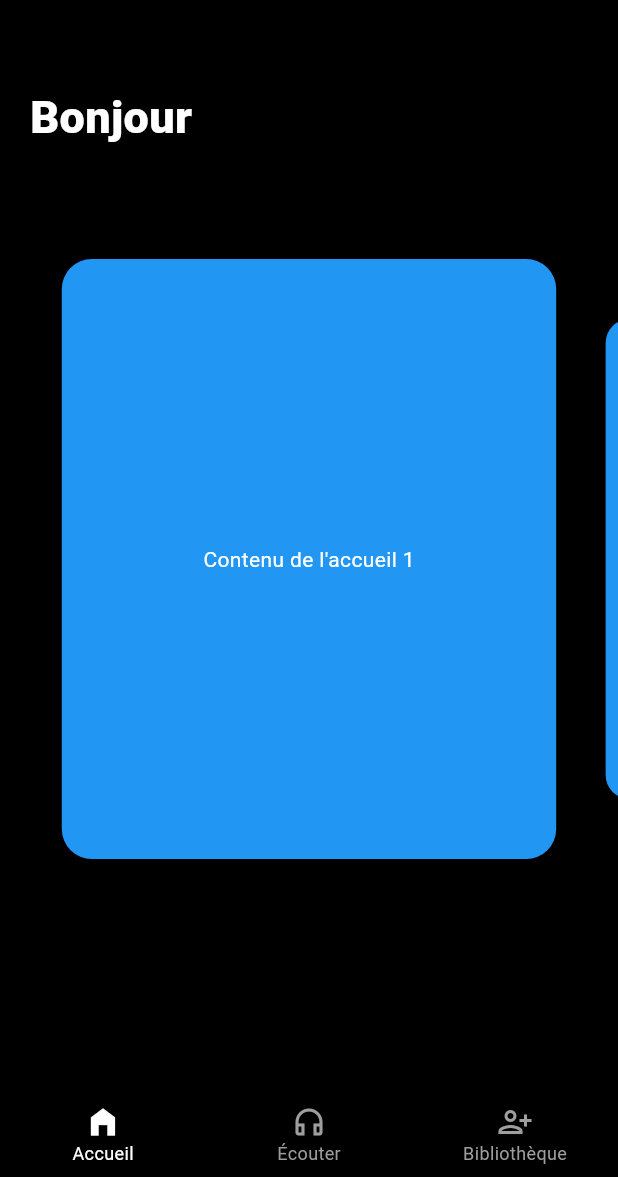
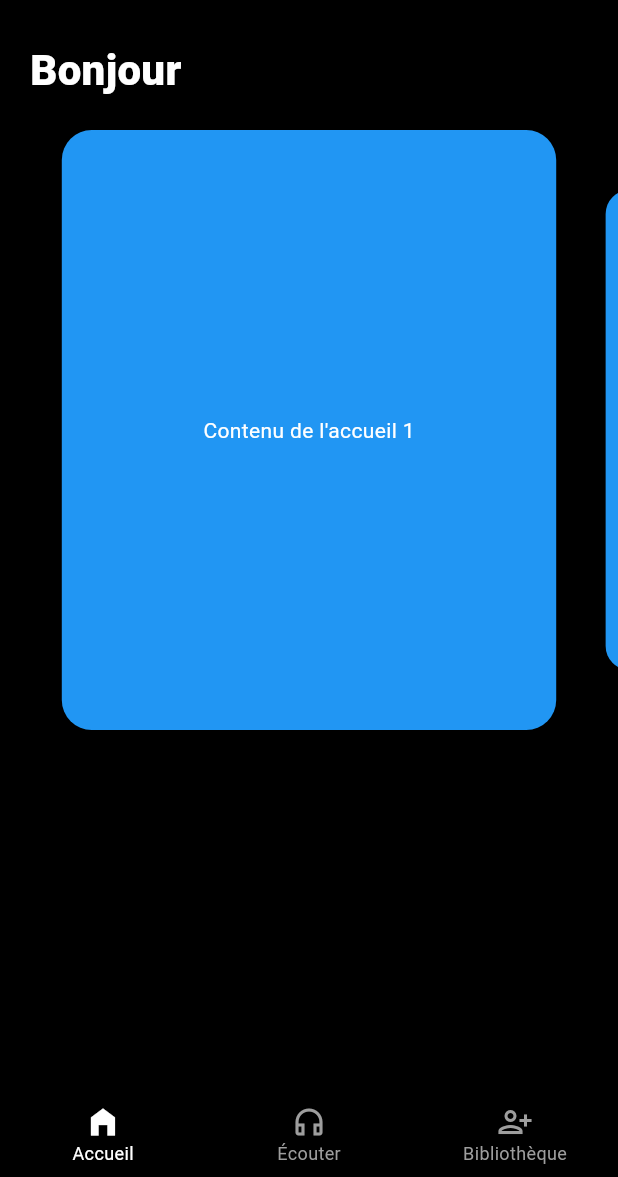
Before and after one commit to JulesNyom/Saga, a Flutter app: the screen it shows after launch, on a phone screen of 412 x 824 dp, the part 59-1236 px from its top. Run offline on Flutter 3.47's test engine with Material 3 defaults, Android fonts, the phone set to English and light mode, and no system bars.

Commit message:
Positionned correctly elements

```diff
--- a/saga/lib/screens/tab_screens/home.dart
+++ b/saga/lib/screens/tab_screens/home.dart
@@ -46,19 +46,22 @@ class _HomeState extends State<Home> {
       body: Stack(
         children: [
           const Positioned(
-            top: 40,
+            top: 10,
             left: 20,
             child: Text(
               'Bonjour',
               style: TextStyle(
                 color: Colors.white,
-                fontSize: 30,
+                fontSize: 28,
                 fontWeight: FontWeight.w900,
               ),
             ),
           ),
           // PageView
-          Center(
+           Positioned(
+            top: 70,
+            left: 0,
+            right: 0,
             child: SizedBox(
               height: 400,
               child: PageView.builder(
```
